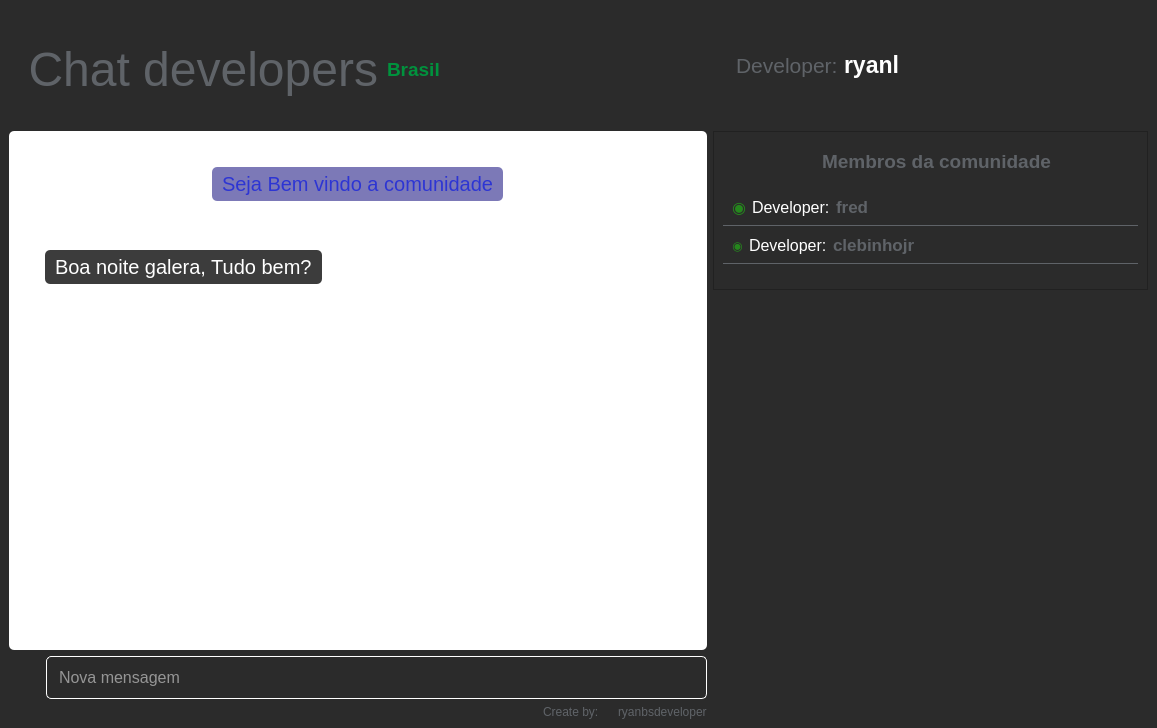
Before: the Qt Designer form .ui/chat.ui in ryanbsdeveloper/opensource-chat, drawn with Qt 5.
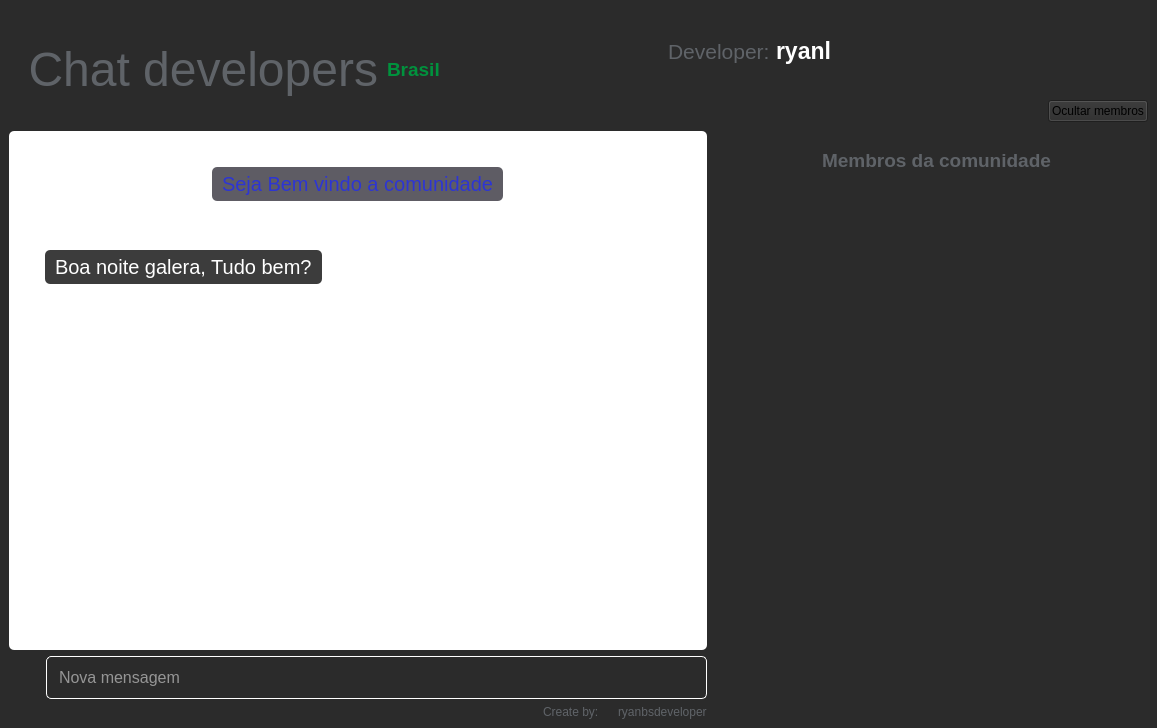
After: the same form once the commit is applied. Icons and pictures are not drawn.

Diff of the .ui file:
```diff
--- a/.ui/chat.ui
+++ b/.ui/chat.ui
@@ -75,8 +75,8 @@
          <property name="frameShadow">
           <enum>QFrame::Raised</enum>
          </property>
-         <layout class="QHBoxLayout" name="horizontalLayout_2">
-          <item alignment="Qt::AlignLeft">
+         <layout class="QFormLayout" name="formLayout">
+          <item row="0" column="0">
            <widget class="QFrame" name="frame_10">
             <property name="minimumSize">
              <size>
@@ -183,7 +183,7 @@
             </layout>
            </widget>
           </item>
-          <item alignment="Qt::AlignVCenter">
+          <item row="0" column="1">
            <widget class="QFrame" name="frame_2">
             <property name="font">
              <font>
@@ -294,6 +294,40 @@
             </layout>
            </widget>
           </item>
+          <item row="1" column="1">
+           <widget class="QFrame" name="frame_16">
+            <property name="frameShape">
+             <enum>QFrame::NoFrame</enum>
+            </property>
+            <property name="frameShadow">
+             <enum>QFrame::Raised</enum>
+            </property>
+            <layout class="QVBoxLayout" name="verticalLayout_10">
+             <property name="spacing">
+              <number>0</number>
+             </property>
+             <property name="leftMargin">
+              <number>0</number>
+             </property>
+             <property name="topMargin">
+              <number>0</number>
+             </property>
+             <property name="rightMargin">
+              <number>0</number>
+             </property>
+             <property name="bottomMargin">
+              <number>0</number>
+             </property>
+             <item alignment="Qt::AlignRight">
+              <widget class="QPushButton" name="pushButton">
+               <property name="text">
+                <string>Ocultar membros</string>
+               </property>
+              </widget>
+             </item>
+            </layout>
+           </widget>
+          </item>
          </layout>
         </widget>
        </item>
@@ -443,7 +477,7 @@
                           <string notr="true">padding:5px;
 color:white;
 color: rgb(45, 53, 211);
-background-color: rgb(124, 121, 183);</string>
+background-color: rgb(94, 92, 100);</string>
                          </property>
                          <property name="text">
                           <string>Seja Bem vindo a comunidade</string>
@@ -767,7 +801,7 @@
           </size>
          </property>
          <property name="frameShape">
-          <enum>QFrame::StyledPanel</enum>
+          <enum>QFrame::NoFrame</enum>
          </property>
          <property name="frameShadow">
           <enum>QFrame::Raised</enum>
@@ -843,8 +877,8 @@
               <rect>
                <x>0</x>
                <y>0</y>
-               <width>401</width>
-               <height>102</height>
+               <width>417</width>
+               <height>86</height>
               </rect>
              </property>
              <layout class="QVBoxLayout" name="verticalLayout_8">
@@ -863,277 +897,6 @@
               <property name="bottomMargin">
                <number>16</number>
               </property>
-              <item>
-               <widget class="QFrame" name="frame_16">
-                <property name="styleSheet">
-                 <string notr="true">border-bottom:1px solid #5f6368;</string>
-                </property>
-                <property name="frameShape">
-                 <enum>QFrame::NoFrame</enum>
-                </property>
-                <property name="frameShadow">
-                 <enum>QFrame::Raised</enum>
-                </property>
-                <layout class="QHBoxLayout" name="horizontalLayout_11">
-                 <property name="spacing">
-                  <number>0</number>
-                 </property>
-                 <property name="leftMargin">
-                  <number>0</number>
-                 </property>
-                 <property name="topMargin">
-                  <number>0</number>
-                 </property>
-                 <property name="bottomMargin">
-                  <number>0</number>
-                 </property>
-                 <item alignment="Qt::AlignLeft">
-                  <widget class="QFrame" name="frame_17">
-                   <property name="frameShape">
-                    <enum>QFrame::NoFrame</enum>
-                   </property>
-                   <property name="frameShadow">
-                    <enum>QFrame::Raised</enum>
-                   </property>
-                   <layout class="QHBoxLayout" name="horizontalLayout_12">
-                    <item>
-                     <widget class="QLabel" name="label_19">
-                      <property name="font">
-                       <font>
-                        <pointsize>12</pointsize>
-                        <weight>50</weight>
-                        <bold>false</bold>
-                       </font>
-                      </property>
-                      <property name="styleSheet">
-                       <string notr="true">border:0;
-color: rgb(37, 135, 29);</string>
-                      </property>
-                      <property name="text">
-                       <string>◉</string>
-                      </property>
-                     </widget>
-                    </item>
-                    <item>
-                     <widget class="QLabel" name="label_15">
-                      <property name="font">
-                       <font>
-                        <pointsize>12</pointsize>
-                       </font>
-                      </property>
-                      <property name="styleSheet">
-                       <string notr="true">border:0; color:white</string>
-                      </property>
-                      <property name="text">
-                       <string>Developer:</string>
-                      </property>
-                     </widget>
-                    </item>
-                    <item>
-                     <widget class="QLabel" name="label_10">
-                      <property name="font">
-                       <font>
-                        <pointsize>13</pointsize>
-                        <weight>75</weight>
-                        <bold>true</bold>
-                       </font>
-                      </property>
-                      <property name="styleSheet">
-                       <string notr="true">color:#5f6368; border:0</string>
-                      </property>
-                      <property name="text">
-                       <string>fred</string>
-                      </property>
-                     </widget>
-                    </item>
-                    <item>
-                     <widget class="QLabel" name="label_14">
-                      <property name="maximumSize">
-                       <size>
-                        <width>25</width>
-                        <height>25</height>
-                       </size>
-                      </property>
-                      <property name="styleSheet">
-                       <string notr="true">border:0</string>
-                      </property>
-                      <property name="text">
-                       <string/>
-                      </property>
-                      <property name="pixmap">
-                       <pixmap resource="../resources/resources.qrc">:/icons/java</pixmap>
-                      </property>
-                      <property name="scaledContents">
-                       <bool>true</bool>
-                      </property>
-                     </widget>
-                    </item>
-                   </layout>
-                  </widget>
-                 </item>
-                 <item alignment="Qt::AlignRight">
-                  <widget class="QPushButton" name="pushButton">
-                   <property name="font">
-                    <font>
-                     <pointsize>8</pointsize>
-                    </font>
-                   </property>
-                   <property name="cursor">
-                    <cursorShape>PointingHandCursor</cursorShape>
-                   </property>
-                   <property name="styleSheet">
-                    <string notr="true">border:0</string>
-                   </property>
-                   <property name="text">
-                    <string/>
-                   </property>
-                   <property name="icon">
-                    <iconset resource="../resources/resources.qrc">
-                     <normaloff>:/icons/flag-solid.svg</normaloff>:/icons/flag-solid.svg</iconset>
-                   </property>
-                   <property name="iconSize">
-                    <size>
-                     <width>17</width>
-                     <height>20</height>
-                    </size>
-                   </property>
-                  </widget>
-                 </item>
-                </layout>
-               </widget>
-              </item>
-              <item>
-               <widget class="QFrame" name="frame_18">
-                <property name="styleSheet">
-                 <string notr="true">border-bottom:1px solid #5f6368;</string>
-                </property>
-                <property name="frameShape">
-                 <enum>QFrame::NoFrame</enum>
-                </property>
-                <property name="frameShadow">
-                 <enum>QFrame::Raised</enum>
-                </property>
-                <layout class="QHBoxLayout" name="horizontalLayout_13">
-                 <property name="spacing">
-                  <number>0</number>
-                 </property>
-                 <property name="leftMargin">
-                  <number>0</number>
-                 </property>
-                 <property name="topMargin">
-                  <number>0</number>
-                 </property>
-                 <property name="bottomMargin">
-                  <number>0</number>
-                 </property>
-                 <item alignment="Qt::AlignLeft">
-                  <widget class="QFrame" name="frame_19">
-                   <property name="frameShape">
-                    <enum>QFrame::NoFrame</enum>
-                   </property>
-                   <property name="frameShadow">
-                    <enum>QFrame::Raised</enum>
-                   </property>
-                   <layout class="QHBoxLayout" name="horizontalLayout_14">
-                    <item>
-                     <widget class="QLabel" name="label_20">
-                      <property name="styleSheet">
-                       <string notr="true">border:0;
-color: rgb(37, 135, 29);</string>
-                      </property>
-                      <property name="text">
-                       <string>◉</string>
-                      </property>
-                     </widget>
-                    </item>
-                    <item>
-                     <widget class="QLabel" name="label_16">
-                      <property name="font">
-                       <font>
-                        <pointsize>12</pointsize>
-                       </font>
-                      </property>
-                      <property name="styleSheet">
-                       <string notr="true">border:0; color:white</string>
-                      </property>
-                      <property name="text">
-                       <string>Developer:</string>
-                      </property>
-                     </widget>
-                    </item>
-                    <item>
-                     <widget class="QLabel" name="label_17">
-                      <property name="font">
-                       <font>
-                        <pointsize>13</pointsize>
-                        <weight>75</weight>
-                        <bold>true</bold>
-                       </font>
-                      </property>
-                      <property name="styleSheet">
-                       <string notr="true">color:#5f6368; border:0</string>
-                      </property>
-                      <property name="text">
-                       <string>clebinhojr</string>
-                      </property>
-                     </widget>
-                    </item>
-                    <item>
-                     <widget class="QLabel" name="label_18">
-                      <property name="maximumSize">
-                       <size>
-                        <width>25</width>
-                        <height>25</height>
-                       </size>
-                      </property>
-                      <property name="styleSheet">
-                       <string notr="true">border:0</string>
-                      </property>
-                      <property name="text">
-                       <string/>
-                      </property>
-                      <property name="pixmap">
-                       <pixmap resource="../resources/resources.qrc">:/icons/python</pixmap>
-                      </property>
-                      <property name="scaledContents">
-                       <bool>true</bool>
-                      </property>
-                     </widget>
-                    </item>
-                   </layout>
-                  </widget>
-                 </item>
-                 <item alignment="Qt::AlignRight">
-                  <widget class="QPushButton" name="pushButton_2">
-                   <property name="font">
-                    <font>
-                     <pointsize>8</pointsize>
-                    </font>
-                   </property>
-                   <property name="cursor">
-                    <cursorShape>PointingHandCursor</cursorShape>
-                   </property>
-                   <property name="styleSheet">
-                    <string notr="true">border:0</string>
-                   </property>
-                   <property name="text">
-                    <string/>
-                   </property>
-                   <property name="icon">
-                    <iconset resource="../resources/resources.qrc">
-                     <normaloff>:/icons/flag-solid.svg</normaloff>:/icons/flag-solid.svg</iconset>
-                   </property>
-                   <property name="iconSize">
-                    <size>
-                     <width>17</width>
-                     <height>20</height>
-                    </size>
-                   </property>
-                  </widget>
-                 </item>
-                </layout>
-               </widget>
-              </item>
              </layout>
             </widget>
            </widget>
```
